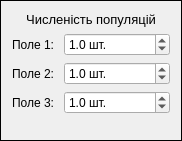
This is DynModels/populationsetframe.ui in DesmondFox/DynModels as Qt 5 draws it before an edit. The edited form follows.
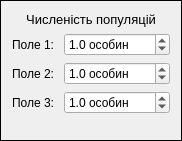
This is the edited form.

Commit message: шт -> особин

Diff of the .ui file:
```diff
--- a/DynModels/populationsetframe.ui
+++ b/DynModels/populationsetframe.ui
@@ -45,7 +45,7 @@
    <item row="1" column="1">
     <widget class="QDoubleSpinBox" name="dsbField1">
      <property name="suffix">
-      <string> шт.</string>
+      <string> особин</string>
      </property>
      <property name="decimals">
       <number>1</number>
@@ -107,7 +107,7 @@
    <item row="2" column="1">
     <widget class="QDoubleSpinBox" name="dsbField2">
      <property name="suffix">
-      <string> шт.</string>
+      <string> особин</string>
      </property>
      <property name="decimals">
       <number>1</number>
@@ -123,7 +123,7 @@
    <item row="3" column="1">
     <widget class="QDoubleSpinBox" name="dsbField3">
      <property name="suffix">
-      <string> шт.</string>
+      <string> особин</string>
      </property>
      <property name="decimals">
       <number>1</number>
```
The commit also changes 2 other files.
